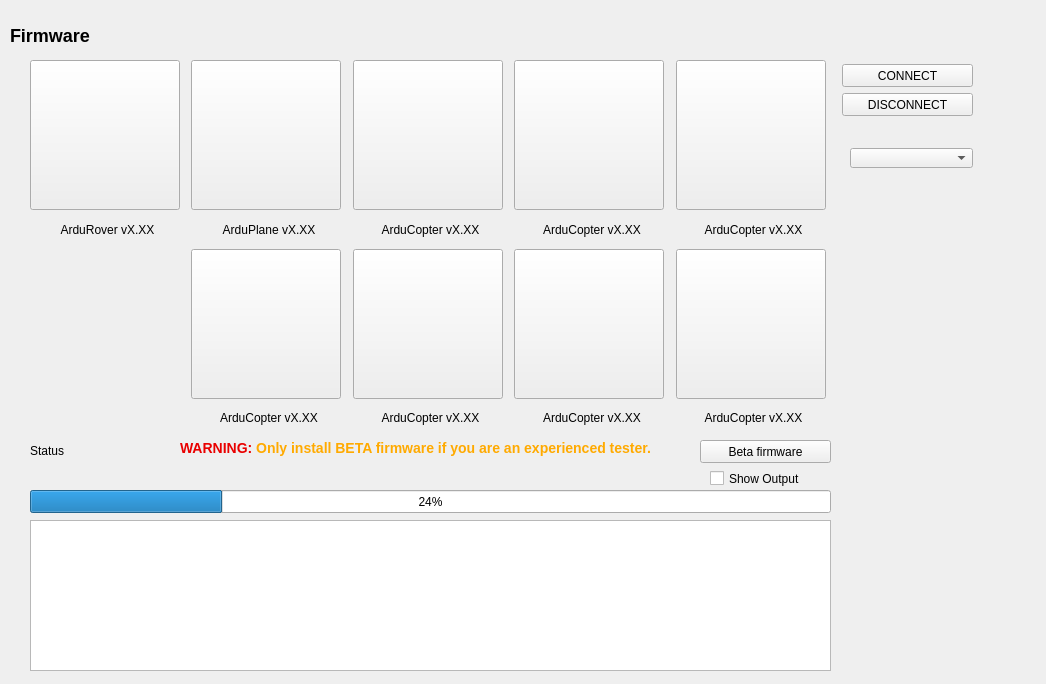
Old version of the form src/ui/configuration/ApmFirmwareConfig.ui in the repository ArduPilot/apm_planner.
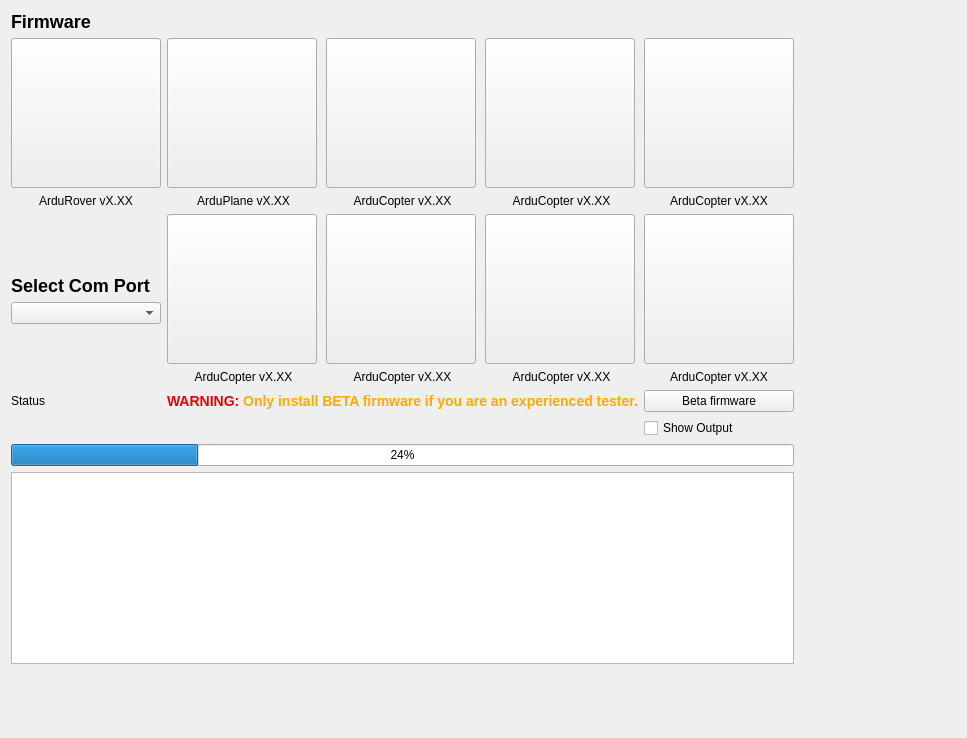
New version of the form. Icons and pictures are not drawn.

Commit message: Changes for dynamic layout of firmware config

The edit to the form file:
```diff
--- a/src/ui/configuration/ApmFirmwareConfig.ui
+++ b/src/ui/configuration/ApmFirmwareConfig.ui
@@ -2,40 +2,176 @@
 <ui version="4.0">
  <class>ApmFirmwareConfig</class>
  <widget class="QWidget" name="ApmFirmwareConfig">
+  <property name="enabled">
+   <bool>true</bool>
+  </property>
   <property name="geometry">
    <rect>
     <x>0</x>
     <y>0</y>
-    <width>1046</width>
-    <height>684</height>
+    <width>967</width>
+    <height>738</height>
    </rect>
   </property>
   <property name="windowTitle">
    <string>Form</string>
   </property>
+  <layout class="QVBoxLayout" name="verticalLayout_11">
+   <item>
   <widget class="QLabel" name="label">
-   <property name="geometry">
-    <rect>
-     <x>10</x>
-     <y>20</y>
-     <width>211</width>
-     <height>31</height>
-    </rect>
-   </property>
    <property name="text">
     <string>&lt;h2&gt;Firmware&lt;/h2&gt;</string>
    </property>
   </widget>
-  <widget class="QWidget" name="gridLayoutWidget">
-   <property name="geometry">
-    <rect>
-     <x>30</x>
-     <y>60</y>
-     <width>801</width>
-     <height>371</height>
-    </rect>
-   </property>
-   <layout class="QGridLayout" name="gridLayout">
+   </item>
+   <item>
+    <layout class="QGridLayout" name="gridLayout" columnstretch="0,0,0,0,0,2">
+     <item row="1" column="3">
+      <layout class="QVBoxLayout" name="verticalLayout_5">
+       <item>
+        <widget class="QPushButton" name="y6PushButton">
+         <property name="minimumSize">
+          <size>
+           <width>150</width>
+           <height>150</height>
+          </size>
+         </property>
+         <property name="maximumSize">
+          <size>
+           <width>150</width>
+           <height>150</height>
+          </size>
+         </property>
+         <property name="text">
+          <string/>
+         </property>
+         <property name="icon">
+          <iconset resource="../../../qgroundcontrol.qrc">
+           <normaloff>:/files/images/firmware/hexay.png</normaloff>:/files/images/firmware/hexay.png</iconset>
+         </property>
+         <property name="iconSize">
+          <size>
+           <width>150</width>
+           <height>150</height>
+          </size>
+         </property>
+        </widget>
+       </item>
+       <item>
+        <widget class="QLabel" name="y6Label">
+         <property name="text">
+          <string>ArduCopter vX.XX</string>
+         </property>
+         <property name="alignment">
+          <set>Qt::AlignCenter</set>
+         </property>
+        </widget>
+       </item>
+      </layout>
+     </item>
+     <item row="1" column="0">
+      <layout class="QVBoxLayout" name="verticalLayout_10">
+       <item>
+        <spacer name="verticalSpacer_2">
+         <property name="orientation">
+          <enum>Qt::Vertical</enum>
+         </property>
+         <property name="sizeHint" stdset="0">
+          <size>
+           <width>20</width>
+           <height>40</height>
+          </size>
+         </property>
+        </spacer>
+       </item>
+       <item>
+        <widget class="QLabel" name="label_2">
+         <property name="text">
+          <string>&lt;h2&gt;Select Com Port&lt;/h2&gt;</string>
+         </property>
+        </widget>
+       </item>
+       <item>
+        <widget class="QComboBox" name="linkComboBox">
+         <property name="sizePolicy">
+          <sizepolicy hsizetype="Expanding" vsizetype="Fixed">
+           <horstretch>0</horstretch>
+           <verstretch>0</verstretch>
+          </sizepolicy>
+         </property>
+         <property name="minimumSize">
+          <size>
+           <width>123</width>
+           <height>0</height>
+          </size>
+         </property>
+         <property name="maximumSize">
+          <size>
+           <width>220</width>
+           <height>32</height>
+          </size>
+         </property>
+        </widget>
+       </item>
+       <item>
+        <spacer name="verticalSpacer">
+         <property name="orientation">
+          <enum>Qt::Vertical</enum>
+         </property>
+         <property name="sizeHint" stdset="0">
+          <size>
+           <width>20</width>
+           <height>40</height>
+          </size>
+         </property>
+        </spacer>
+       </item>
+      </layout>
+     </item>
+     <item row="3" column="4">
+      <widget class="QCheckBox" name="showOutputCheckBox">
+       <property name="text">
+        <string>Show Output</string>
+       </property>
+      </widget>
+     </item>
+     <item row="2" column="4">
+      <widget class="QPushButton" name="betaFirmwareButton">
+       <property name="text">
+        <string>Beta firmware</string>
+       </property>
+       <property name="checkable">
+        <bool>true</bool>
+       </property>
+       <property name="checked">
+        <bool>false</bool>
+       </property>
+      </widget>
+     </item>
+     <item row="2" column="0">
+      <widget class="QLabel" name="statusLabel">
+       <property name="text">
+        <string>Status</string>
+       </property>
+      </widget>
+     </item>
+     <item row="4" column="0" colspan="5">
+      <widget class="QProgressBar" name="progressBar">
+       <property name="value">
+        <number>24</number>
+       </property>
+      </widget>
+     </item>
+     <item row="2" column="1" colspan="3">
+      <widget class="QLabel" name="warningLabel">
+       <property name="text">
+        <string>&lt;html&gt;&lt;head/&gt;&lt;body&gt;&lt;p&gt;&lt;span style=&quot; font-size:large; font-weight:600; color:#e90000;&quot;&gt;WARNING:&lt;/span&gt;&lt;span style=&quot; font-size:large; font-weight:600; color:#ffaa00;&quot;&gt; Only install BETA firmware if you are an experienced tester.&lt;/span&gt;&lt;/p&gt;&lt;/body&gt;&lt;/html&gt;</string>
+       </property>
+      </widget>
+     </item>
+     <item row="5" column="0" colspan="5">
+      <widget class="QTextBrowser" name="textBrowser"/>
+     </item>
     <item row="1" column="1">
      <layout class="QVBoxLayout" name="verticalLayout_3">
       <item>
@@ -208,49 +344,6 @@
       </item>
      </layout>
     </item>
-    <item row="1" column="3">
-     <layout class="QVBoxLayout" name="verticalLayout_5">
-      <item>
-       <widget class="QPushButton" name="y6PushButton">
-        <property name="minimumSize">
-         <size>
-          <width>150</width>
-          <height>150</height>
-         </size>
-        </property>
-        <property name="maximumSize">
-         <size>
-          <width>150</width>
-          <height>150</height>
-         </size>
-        </property>
-        <property name="text">
-         <string/>
-        </property>
-        <property name="icon">
-         <iconset resource="../../../qgroundcontrol.qrc">
-          <normaloff>:/files/images/firmware/hexay.png</normaloff>:/files/images/firmware/hexay.png</iconset>
-        </property>
-        <property name="iconSize">
-         <size>
-          <width>150</width>
-          <height>150</height>
-         </size>
-        </property>
-       </widget>
-      </item>
-      <item>
-       <widget class="QLabel" name="y6Label">
-        <property name="text">
-         <string>ArduCopter vX.XX</string>
-        </property>
-        <property name="alignment">
-         <set>Qt::AlignCenter</set>
-        </property>
-       </widget>
-      </item>
-     </layout>
-    </item>
     <item row="0" column="0">
      <layout class="QVBoxLayout" name="verticalLayout">
       <item>
@@ -423,167 +516,35 @@
       </item>
      </layout>
     </item>
-   </layout>
-  </widget>
-  <widget class="QPushButton" name="betaFirmwareButton">
-   <property name="geometry">
-    <rect>
-     <x>700</x>
-     <y>440</y>
-     <width>131</width>
-     <height>23</height>
-    </rect>
-   </property>
-   <property name="text">
-    <string>Beta firmware</string>
-   </property>
-   <property name="checkable">
-    <bool>true</bool>
-   </property>
-   <property name="checked">
-    <bool>false</bool>
-   </property>
-  </widget>
-  <widget class="QProgressBar" name="progressBar">
-   <property name="geometry">
-    <rect>
-     <x>30</x>
-     <y>490</y>
-     <width>801</width>
-     <height>23</height>
-    </rect>
-   </property>
-   <property name="value">
-    <number>24</number>
-   </property>
-  </widget>
-  <widget class="QTextBrowser" name="textBrowser">
-   <property name="geometry">
-    <rect>
-     <x>30</x>
-     <y>520</y>
-     <width>801</width>
-     <height>151</height>
-    </rect>
-   </property>
-  </widget>
-  <widget class="QCheckBox" name="showOutputCheckBox">
-   <property name="geometry">
-    <rect>
-     <x>710</x>
-     <y>470</y>
-     <width>101</width>
-     <height>17</height>
-    </rect>
-   </property>
-   <property name="text">
-    <string>Show Output</string>
-   </property>
-  </widget>
-  <widget class="QLabel" name="statusLabel">
-   <property name="geometry">
-    <rect>
-     <x>30</x>
-     <y>440</y>
-     <width>141</width>
-     <height>21</height>
-    </rect>
-   </property>
-   <property name="text">
-    <string>Status</string>
-   </property>
-  </widget>
-  <widget class="QLabel" name="warningLabel">
-   <property name="geometry">
-    <rect>
-     <x>180</x>
-     <y>440</y>
-     <width>491</width>
-     <height>16</height>
-    </rect>
-   </property>
-   <property name="text">
-    <string>&lt;html&gt;&lt;head/&gt;&lt;body&gt;&lt;p&gt;&lt;span style=&quot; font-size:large; font-weight:600; color:#e90000;&quot;&gt;WARNING:&lt;/span&gt;&lt;span style=&quot; font-size:large; font-weight:600; color:#ffaa00;&quot;&gt; Only install BETA firmware if you are an experienced tester.&lt;/span&gt;&lt;/p&gt;&lt;/body&gt;&lt;/html&gt;</string>
-   </property>
-  </widget>
-  <widget class="QPushButton" name="connectButton">
-   <property name="geometry">
-    <rect>
-     <x>842</x>
-     <y>64</y>
-     <width>131</width>
-     <height>23</height>
-    </rect>
-   </property>
-   <property name="sizePolicy">
-    <sizepolicy hsizetype="MinimumExpanding" vsizetype="Fixed">
-     <horstretch>100</horstretch>
-     <verstretch>0</verstretch>
-    </sizepolicy>
-   </property>
-   <property name="minimumSize">
+     <item row="0" column="5">
+      <spacer name="horizontalSpacer">
+       <property name="orientation">
+        <enum>Qt::Horizontal</enum>
+       </property>
+       <property name="sizeHint" stdset="0">
     <size>
-     <width>131</width>
-     <height>0</height>
-    </size>
-   </property>
-   <property name="text">
-    <string>CONNECT</string>
-   </property>
-  </widget>
-  <widget class="QComboBox" name="linkComboBox">
-   <property name="geometry">
-    <rect>
-     <x>850</x>
-     <y>148</y>
-     <width>123</width>
+         <width>80</width>
      <height>20</height>
-    </rect>
-   </property>
-   <property name="sizePolicy">
-    <sizepolicy hsizetype="Expanding" vsizetype="Fixed">
-     <horstretch>0</horstretch>
-     <verstretch>0</verstretch>
-    </sizepolicy>
-   </property>
-   <property name="minimumSize">
-    <size>
-     <width>123</width>
-     <height>0</height>
-    </size>
-   </property>
-   <property name="maximumSize">
-    <size>
-     <width>220</width>
-     <height>32</height>
-    </size>
-   </property>
-  </widget>
-  <widget class="QPushButton" name="disconnectButton">
-   <property name="geometry">
-    <rect>
-     <x>842</x>
-     <y>93</y>
-     <width>131</width>
-     <height>23</height>
-    </rect>
-   </property>
-   <property name="sizePolicy">
-    <sizepolicy hsizetype="MinimumExpanding" vsizetype="Fixed">
-     <horstretch>0</horstretch>
-     <verstretch>0</verstretch>
-    </sizepolicy>
-   </property>
-   <property name="minimumSize">
+        </size>
+       </property>
+      </spacer>
+     </item>
+    </layout>
+   </item>
+   <item>
+    <spacer name="verticalSpacer_3">
+     <property name="orientation">
+      <enum>Qt::Vertical</enum>
+     </property>
+     <property name="sizeHint" stdset="0">
     <size>
-     <width>131</width>
-     <height>0</height>
-    </size>
-   </property>
-   <property name="text">
-    <string>DISCONNECT</string>
-   </property>
-  </widget>
+       <width>20</width>
+       <height>40</height>
+      </size>
+     </property>
+    </spacer>
+   </item>
+  </layout>
  </widget>
  <resources>
   <include location="../../../qgroundcontrol.qrc"/>
```
Lines whose indentation alone changed are shown as unchanged.
